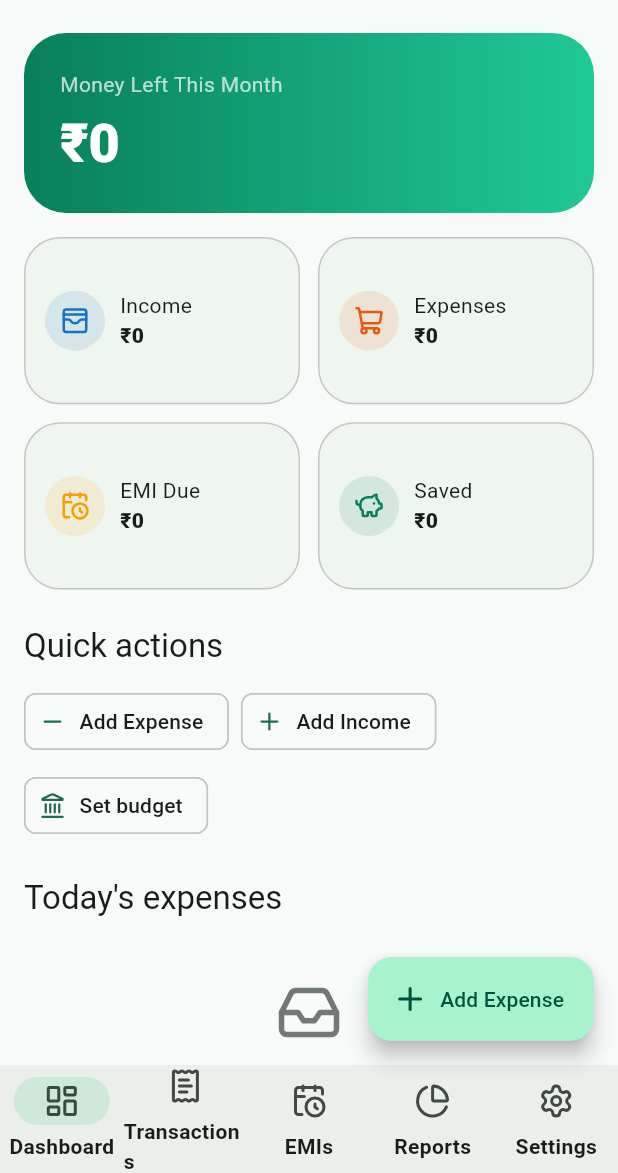
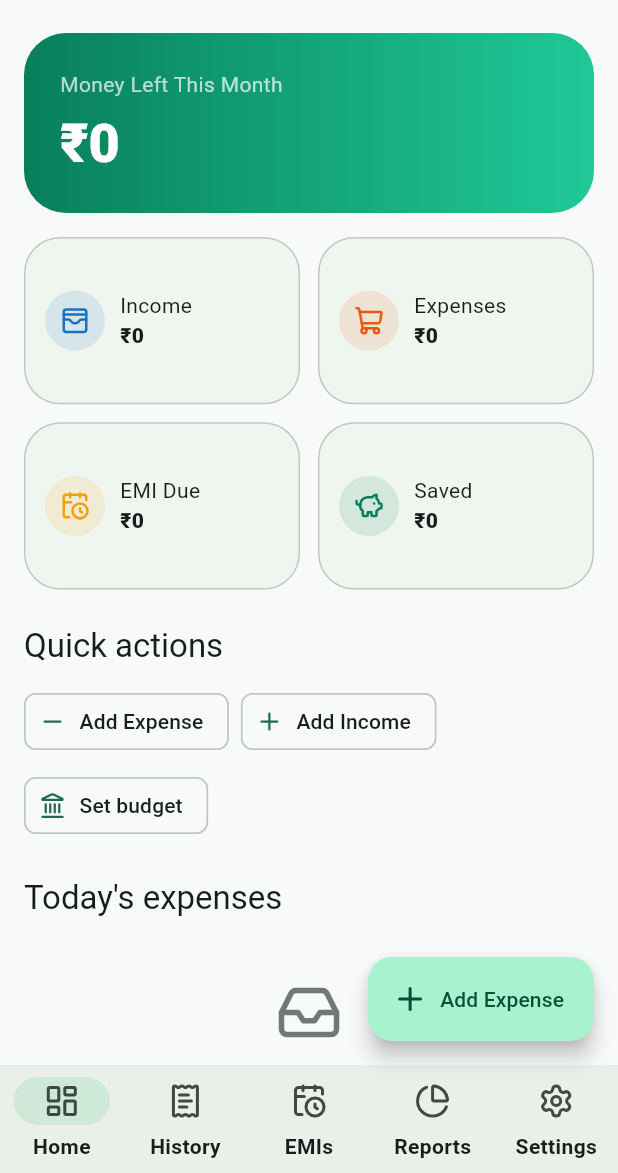
Before and after one commit to Madhav-155/family_finance_app, a Flutter app: the screen it shows after launch, on a phone screen of 412 x 824 dp, the part 63-1236 px from its top. Run offline on Flutter 3.47's test engine with Material 3 defaults, Android fonts, the phone set to English and light mode, and no system bars; our stand-ins replace fl_chart, flutter_local_notifications, flutter_riverpod, flutter_secure_storage, go_router, google_sign_in and 4 more; missing offline and left inert: cryptography, extension_google_sign_in_as_googleapis_auth, googleapis; accounts and stored records are empty.

Commit message:
fix: keep monthly totals aligned with local dates
Preserve date-only finance values across time zones, migrate existing records, and clarify the bottom navigation labels.

Co-authored-by: Cursor <cursoragent@cursor.com>

```diff
--- a/lib/features/home/presentation/home_shell.dart
+++ b/lib/features/home/presentation/home_shell.dart
@@ -71,11 +71,11 @@ class _HomeShellState extends ConsumerState<HomeShell> {
         destinations: [
           NavigationDestination(
             icon: const Icon(LucideIcons.layoutDashboard),
-            label: strings.text('dashboard'),
+            label: strings.text('home'),
           ),
           NavigationDestination(
             icon: const Icon(LucideIcons.receiptText),
-            label: strings.text('transactions'),
+            label: strings.text('history'),
           ),
           NavigationDestination(
             icon: const Icon(LucideIcons.calendarClock),
--- a/lib/l10n/app_strings.dart
+++ b/lib/l10n/app_strings.dart
@@ -14,6 +14,8 @@ class AppStrings {
     'appName': 'కుటుంబ ఆర్థికం',
     'dashboard': 'డాష్‌బోర్డ్',
     'transactions': 'లావాదేవీలు',
+    'home': 'హోమ్',
+    'history': 'చరిత్ర',
     'emis': 'ఈఎంఐలు',
     'reports': 'నివేదికలు',
     'settings': 'సెట్టింగులు',
@@ -37,6 +39,8 @@ class AppStrings {
     'appName': 'Family Finance',
     'dashboard': 'Dashboard',
     'transactions': 'Transactions',
+    'home': 'Home',
+    'history': 'History',
     'emis': 'EMIs',
     'reports': 'Reports',
     'settings': 'Settings',
--- a/lib/shared/domain/finance_models.dart
+++ b/lib/shared/domain/finance_models.dart
@@ -11,6 +11,8 @@ String formatMoney(int minorUnits, {String locale = 'en_IN'}) =>
       symbol: '₹',
       decimalDigits: 0,
     ).format(minorUnits / 100);
+
+String formatDateOnly(DateTime value) => DateFormat('yyyy-MM-dd').format(value);
 
 abstract class SyncEntity {
   const SyncEntity({
@@ -94,7 +96,7 @@ class Expense extends SyncEntity {
     'category': category,
     'paid_by': paidBy,
     'payment_mode': paymentMode,
-    'date': date.toUtc().toIso8601String(),
+    'date': formatDateOnly(date),
     'notes': notes,
   };
 }
@@ -136,7 +138,7 @@ class IncomeEntry extends SyncEntity {
     ...syncFields(),
     'source': source,
     'amount_minor': amountMinor,
-    'received_date': receivedDate.toUtc().toIso8601String(),
+    'received_date': formatDateOnly(receivedDate),
   };
 }
 
@@ -180,7 +182,7 @@ class Emi extends SyncEntity {
     ...syncFields(),
     'loan_name': loanName,
     'amount_minor': amountMinor,
-    'due_date': dueDate.toUtc().toIso8601String(),
+    'due_date': formatDateOnly(dueDate),
     'status': paid ? 'paid' : 'due',
   };
 }
```
Also changed, not shown: lib/database/app_database.dart (+29 -1 lines), 1 other file.
